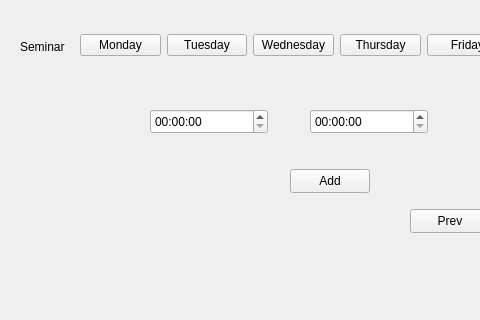
Before: the Qt Designer form mainwindow.ui in muzair2003/GriffinScheduler, drawn with Qt 5; both pictures show x 0 to 480 and y 420 to 740 of the 1432 by 740 pixel window.
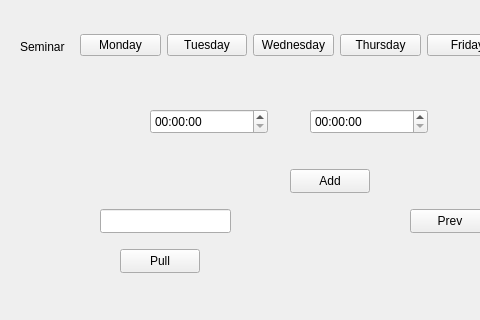
After: the same form once the commit is applied.

Diff of the .ui file:
```diff
--- a/mainwindow.ui
+++ b/mainwindow.ui
@@ -404,6 +404,29 @@
      <string/>
     </property>
    </widget>
+   <widget class="QPushButton" name="PullButton">
+    <property name="geometry">
+     <rect>
+      <x>120</x>
+      <y>650</y>
+      <width>80</width>
+      <height>24</height>
+     </rect>
+    </property>
+    <property name="text">
+     <string>Pull</string>
+    </property>
+   </widget>
+   <widget class="QLineEdit" name="PullSubject">
+    <property name="geometry">
+     <rect>
+      <x>100</x>
+      <y>610</y>
+      <width>131</width>
+      <height>24</height>
+     </rect>
+    </property>
+   </widget>
   </widget>
   <widget class="QMenuBar" name="menubar">
    <property name="geometry">
```
